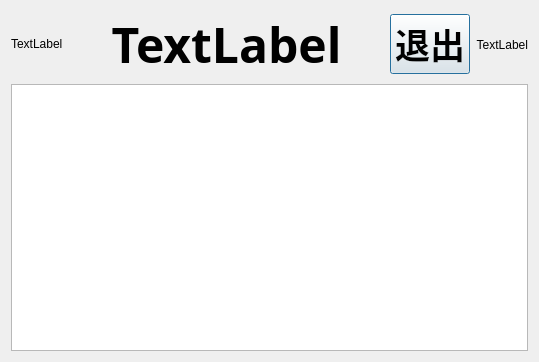
malik1988/StoreManager, file datalistview.ui: the form before one commit.
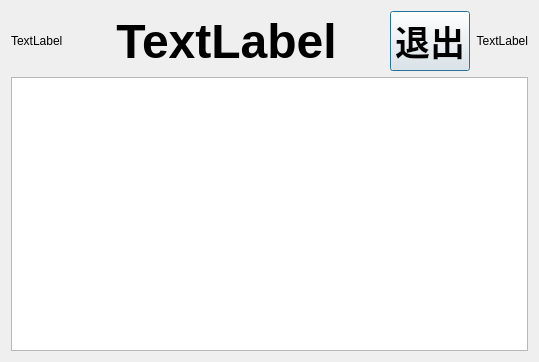
The form after the commit.

Commit message: 添加QSS美化界面

```diff
--- a/datalistview.ui
+++ b/datalistview.ui
@@ -33,7 +33,7 @@
       <widget class="QLabel" name="tableTitle">
        <property name="font">
         <font>
-         <family>Aharoni</family>
+         <family>Arial</family>
          <pointsize>36</pointsize>
          <weight>75</weight>
          <bold>true</bold>
@@ -51,7 +51,7 @@
       <widget class="QPushButton" name="pushButton_close">
        <property name="font">
         <font>
-         <family>Aharoni</family>
+         <family>Arial</family>
          <pointsize>26</pointsize>
          <weight>75</weight>
          <bold>true</bold>
```
The commit also changes 6 other files.
